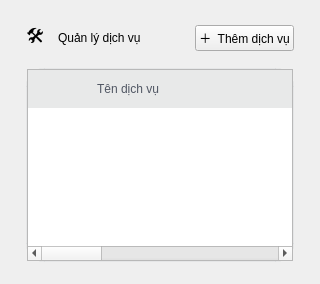
This is ui/services.ui in thaieaut-engineer/LTUD_Python_Nhom_18 as Qt 5 draws it before an edit. The edited form follows.
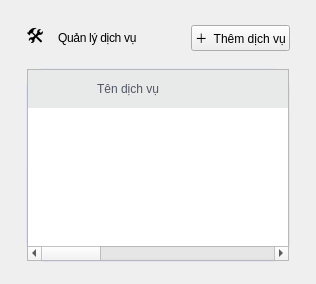
This is the edited form.

```diff
--- a/ui/services.ui
+++ b/ui/services.ui
@@ -3,12 +3,16 @@
  <class>ServicesPage</class>
  <widget class="QWidget" name="ServicesPage">
   <property name="styleSheet">
-   <string notr="true">QLabel#PageTitle{font: 800 16pt "Segoe UI";}
-QFrame#Card{background: #FFFFFF; border: 1px solid rgba(15,23,42,0.08); border-radius: 18px;}
+   <string notr="true">QLabel#PageTitle{font: 800 17pt "Segoe UI"; letter-spacing: -0.3px;}
+QFrame#Card{
+background: qlineargradient(x1:0, y1:0, x2:0, y2:1, stop:0 #ffffff, stop:1 #faf5ff);
+border: 1px solid rgba(99,102,241,0.12);
+border-radius: 20px;
+}
 QPushButton#PrimaryButton{
 border:0px; border-radius:14px; padding:10px 14px;
 color:white; font: 800 10pt "Segoe UI";
-background: qlineargradient(x1:0,y1:0,x2:1,y2:0, stop:0 #6366F1, stop:1 #8B5CF6);
+background: qlineargradient(x1:0,y1:0,x2:1,y2:0, stop:0 #6366F1, stop:1 #c026d3);
 }
 QHeaderView::section{background: rgba(15,23,42,0.03); border:0px; padding:10px 12px; font: 700 9pt "Segoe UI"; color: rgba(15,23,42,0.70);}</string>
   </property>
```
